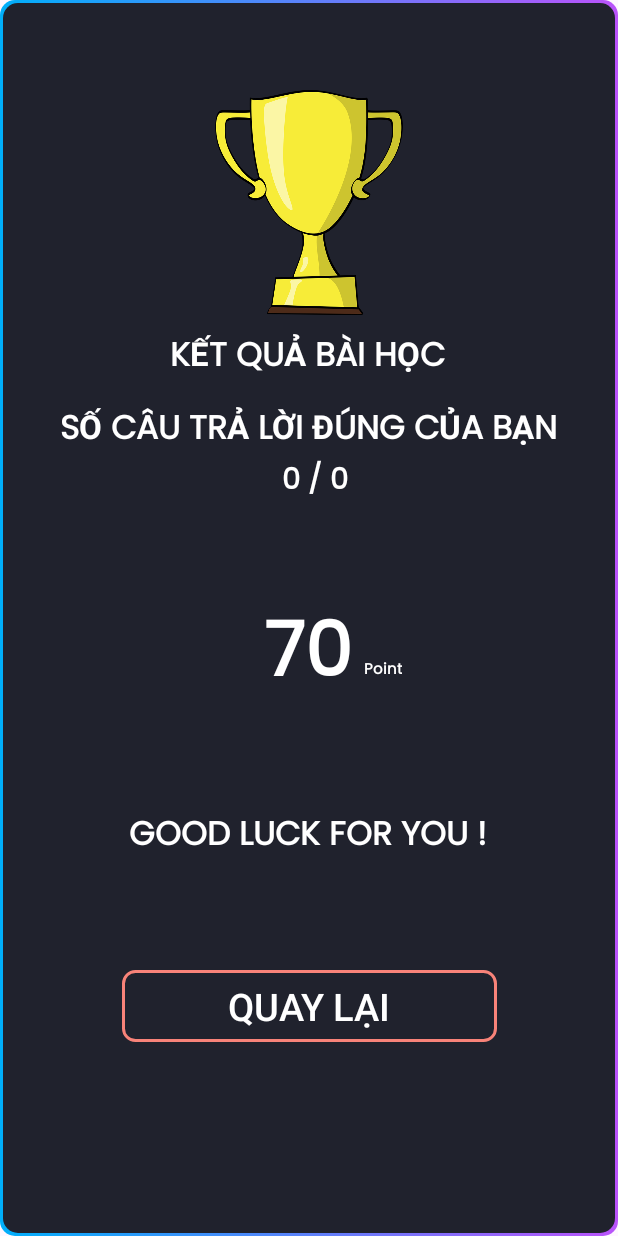
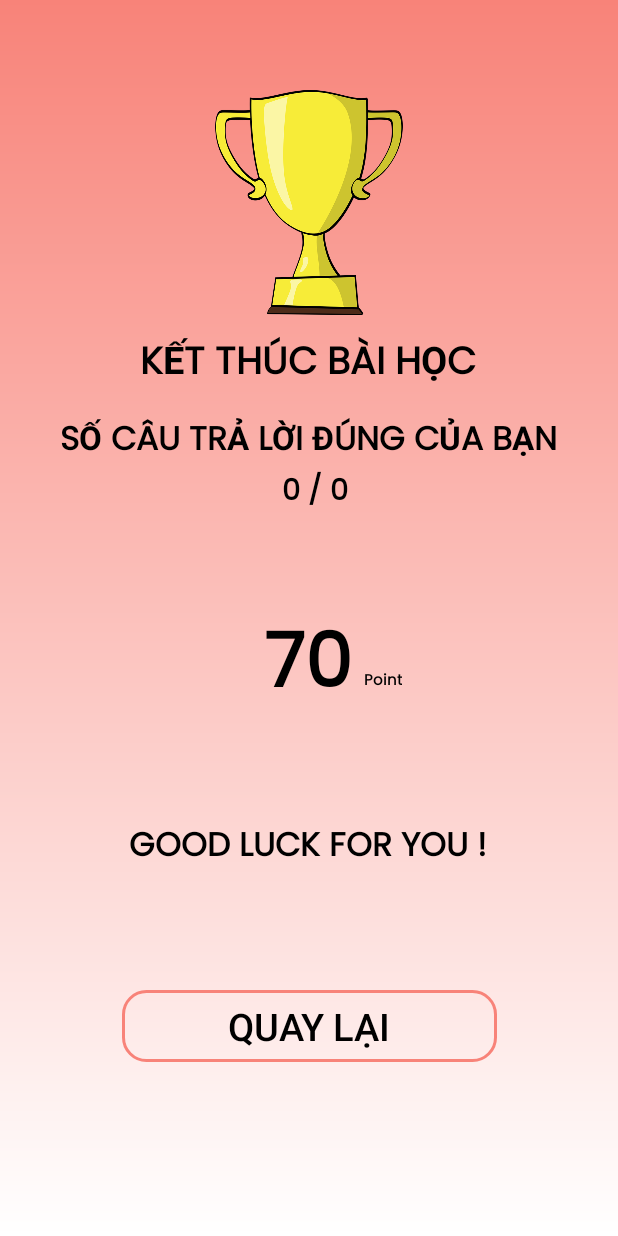
Before and after one commit to NguyenHuuPhuoc2002/EnglishForKids_MVP, an Android app: the FinishedActivity screen opened directly, with no data from a screen before it, on a phone screen of 412 x 824 dp. Run offline under Robolectric (Android 15) with nearby library versions, the phone set to English and light mode, and no system bars.

Commit message:
updated 4/12

```diff
--- a/app/src/main/AndroidManifest.xml
+++ b/app/src/main/AndroidManifest.xml
@@ -15,7 +15,7 @@
         android:theme="@style/Theme.LearnEnglish"
         tools:targetApi="31">
         <activity
-            android:name=".activity.FinishActivity"
+            android:name=".activity.FinishedActivity"
             android:exported="false" />
         <activity
             android:name=".activity.TopicActivity"
--- a/app/src/main/java/com/example/learnenglish/activity/FinishActivity.kt
+++ b/app/src/main/java/com/example/learnenglish/activity/FinishedActivity.kt
@@ -4,12 +4,11 @@ import android.annotation.SuppressLint
 import android.content.Intent
 import androidx.appcompat.app.AppCompatActivity
 import android.os.Bundle
-import android.util.Log
 import android.widget.Button
 import android.widget.TextView
 import com.example.learnenglish.R
 
-class FinishActivity : AppCompatActivity() {
+class FinishedActivity : AppCompatActivity() {
     private var totalNumberOfQuestion = 0
     private var numCorrectAnswer = 0
     private lateinit var btnBack: Button
@@ -18,7 +17,7 @@ class FinishActivity : AppCompatActivity() {
     @SuppressLint("SetTextI18n")
     override fun onCreate(savedInstanceState: Bundle?) {
         super.onCreate(savedInstanceState)
-        setContentView(R.layout.activity_finish)
+        setContentView(R.layout.activity_finished)
         val intent = intent
         totalNumberOfQuestion = intent.getIntExtra("totalNumberOfQuestion", 0)
         numCorrectAnswer = intent.getIntExtra("numCorrectAnswer", 0)
@@ -28,7 +27,7 @@ class FinishActivity : AppCompatActivity() {
         tvNumCorrect.text = numCorrectAnswer.toString()
         tvTotalNumQues.text = " / $totalNumberOfQuestion"
         btnBack.setOnClickListener {
-            startActivity(Intent(this@FinishActivity, TopicActivity::class.java))
+            startActivity(Intent(this@FinishedActivity, TopicActivity::class.java))
         }
     }
     private fun init(){
--- a/app/src/main/java/com/example/learnenglish/activity/MainActivity.kt
+++ b/app/src/main/java/com/example/learnenglish/activity/MainActivity.kt
@@ -6,10 +6,7 @@ import android.content.Intent
 import androidx.appcompat.app.AppCompatActivity
 import android.os.Bundle
 import android.os.Handler
-import android.os.Looper
-import android.util.Log
 import android.view.View
-import android.widget.Button
 import android.widget.ImageView
 import android.widget.TextView
 import android.widget.Toast
@@ -20,7 +17,6 @@ import com.example.learnenglish.presenter.TaskPresenter
 import com.example.learnenglish.repository.DBHelperRepository
 import com.example.learnenglish_demo.AnswerModel
 import com.example.learnenglish_demo.QuestionModel
-import kotlin.properties.Delegates
 
 class MainActivity : AppCompatActivity(), TaskContract.View , View.OnClickListener{
     private lateinit var presenter: TaskContract.Presenter
@@ -130,7 +126,7 @@ class MainActivity : AppCompatActivity(), TaskContract.View , View.OnClickListen
     }
 
     override fun showActivityFinished(totalNumberOfQuestion: Int, numCorrectAnswer: Int, point: Int) {
-        val intent = Intent(this, FinishActivity::class.java)
+        val intent = Intent(this, FinishedActivity::class.java)
         intent.putExtra("totalNumberOfQuestion", totalNumberOfQuestion)
         intent.putExtra("numCorrectAnswer", numCorrectAnswer)
         startActivity(intent)
--- a/app/src/main/java/com/example/learnenglish/activity/SkillActivity.kt
+++ b/app/src/main/java/com/example/learnenglish/activity/SkillActivity.kt
@@ -4,6 +4,7 @@ import android.annotation.SuppressLint
 import android.content.Intent
 import androidx.appcompat.app.AppCompatActivity
 import android.os.Bundle
+import android.widget.Toast
 import androidx.recyclerview.widget.GridLayoutManager
 import androidx.recyclerview.widget.RecyclerView
 import com.example.learnenglish.R
@@ -29,7 +30,7 @@ class SkillActivity : AppCompatActivity(){
                 if(mListHome[pos].title == "Trắc Nghiệm"){
                     startActivity(Intent(this@SkillActivity, TopicActivity::class.java))
                 }else{
-                    startActivity(Intent(this@SkillActivity, TopicActivity::class.java))
+                    Toast.makeText(this@SkillActivity, "Chưa làm !", Toast.LENGTH_SHORT).show()
                 }
             }
         })
--- a/app/src/main/java/com/example/learnenglish/adapter/TopicAdapter.kt
+++ b/app/src/main/java/com/example/learnenglish/adapter/TopicAdapter.kt
@@ -29,9 +29,9 @@ class TopicAdapter(private val mList: ArrayList<TopicModel>, private val onClick
         holder.itemView.apply {
             findViewById<TextView>(R.id.tv_title).text = mList[position].title
         }
-        Glide.with(holder.itemView.context)
-            .load(mList[position].img)
-            .into(holder.imgTitle)
+//        Glide.with(holder.itemView.context)
+//            .load(mList[position].img)
+//            .into(holder.imgTitle)
         holder.itemView.setOnClickListener {
             onClickItem.onClickListenerItemHome(position)
         }
--- a/app/src/main/java/com/example/learnenglish/presenter/TaskPresenter.kt
+++ b/app/src/main/java/com/example/learnenglish/presenter/TaskPresenter.kt
@@ -2,11 +2,9 @@ package com.example.learnenglish.presenter
 
 import android.annotation.SuppressLint
 import android.content.Context
-import android.content.Intent
 import android.os.Handler
 import android.util.Log
 import android.widget.TextView
-import com.example.learnenglish.activity.FinishActivity
 import com.example.learnenglish.activity.MainActivity
 import com.example.learnenglish.contract.TaskContract
 import com.example.learnenglish.model.TopicModel
--- a/app/src/main/res/drawable/bg_customdialog.xml
+++ b/app/src/main/res/drawable/bg_customdialog.xml
@@ -4,18 +4,10 @@
         <shape
             android:shape="rectangle">
             <gradient
-                android:startColor="#00AFFa"
-                android:endColor="#BA53FA"/>
-            <corners android:radius="10dp"/>
-        </shape>
-    </item>
-    <item android:bottom="2dp"
-        android:top="2dp"
-        android:left="2dp"
-        android:right="2dp">
-        <shape android:shape="rectangle">
-            <solid android:color="#20222D"/>
-            <corners android:radius="10dp"/>
+                android:startColor="@color/white"
+                android:endColor="@color/pink"
+                android:angle="90"/>
+            <corners android:radius="0dp"/>
         </shape>
     </item>
 </layer-list>
--- /dev/null
+++ b/app/src/main/res/drawable/ic_back.xml
@@ -0,0 +1,5 @@
+<vector android:autoMirrored="true" android:height="35dp"
+    android:tint="#000000" android:viewportHeight="24"
+    android:viewportWidth="24" android:width="35dp" xmlns:android="http://schemas.android.com/apk/res/android">
+    <path android:fillColor="@android:color/white" android:pathData="M20,11H7.83l5.59,-5.59L12,4l-8,8 8,8 1.41,-1.41L7.83,13H20v-2z"/>
+</vector>
--- a/app/src/main/res/layout/activity_finish.xml
+++ b/app/src/main/res/layout/activity_finished.xml
@@ -22,13 +22,13 @@
         android:id="@+id/txtend"
         android:layout_width="wrap_content"
         android:layout_height="wrap_content"
-        android:layout_marginTop="10dp"
+        android:layout_marginTop="12dp"
         android:gravity="center"
-        android:text="KẾT QUẢ BÀI HỌC"
+        android:text="KẾT THÚC BÀI HỌC"
         android:textStyle="bold"
         android:fontFamily="@font/poppins"
-        android:textColor="@color/white"
-        android:textSize="22dp"
+        android:textColor="@color/black"
+        android:textSize="25dp"
         app:layout_constraintEnd_toEndOf="parent"
         app:layout_constraintHorizontal_bias="0.497"
         app:layout_constraintStart_toStartOf="parent"
@@ -42,7 +42,7 @@
         android:text="SỐ CÂU TRẢ LỜI ĐÚNG CỦA BẠN"
         android:fontFamily="@font/poppins"
         android:textStyle="bold"
-        android:textColor="@color/white"
+        android:textColor="@color/black"
         android:textSize="22dp"
         app:layout_constraintEnd_toEndOf="parent"
         app:layout_constraintHorizontal_bias="0.497"
@@ -55,7 +55,7 @@
         android:gravity="center"
         android:text="10 "
         android:fontFamily="@font/poppins"
-        android:textColor="@color/white"
+        android:textColor="@color/black"
         android:textStyle="bold"
         android:textSize="19dp"
         app:layout_constraintEnd_toEndOf="parent"
@@ -70,7 +70,7 @@
         android:fontFamily="@font/poppins"
         android:gravity="center"
         android:text="/ 10"
-        android:textColor="@color/white"
+        android:textColor="@color/black"
         android:textSize="19dp"
         android:textStyle="bold"
         app:layout_constraintHorizontal_bias="0.497"
@@ -86,7 +86,7 @@
         android:text="70"
         android:fontFamily="@font/poppins"
         android:layout_marginTop="60dp"
-        android:textColor="@color/white"
+        android:textColor="@color/black"
         android:textSize="50dp"
         app:layout_constraintEnd_toEndOf="parent"
         android:textStyle="bold"
@@ -100,7 +100,7 @@
         android:fontFamily="@font/poppins"
         android:gravity="center"
         android:text="Point"
-        android:textColor="@color/white"
+        android:textColor="@color/black"
         android:layout_marginTop="17dp"
         android:layout_marginStart="8dp"
         android:textSize="10dp"
@@ -119,7 +119,7 @@
         android:fontFamily="@font/poppins"
         android:gravity="center"
         android:text="GOOD LUCK FOR YOU !"
-        android:textColor="@color/white"
+        android:textColor="@color/black"
         android:textSize="22dp"
         android:textStyle="bold"
         app:layout_constraintEnd_toEndOf="parent"
@@ -131,11 +131,11 @@
         android:id="@+id/btnchoilai"
         android:layout_width="250dp"
         android:layout_height="wrap_content"
-        android:layout_marginTop="280dp"
+        android:layout_marginTop="300dp"
         android:text="QUAY lại"
-        android:background="@drawable/pink_boder"
+        android:background="@drawable/pink_boder_answer"
         android:textSize="25dp"
-        android:textColor="@color/white"
+        android:textColor="@color/black"
         android:layout_marginBottom="20dp"
         app:layout_constraintBottom_toBottomOf="parent"
         app:layout_constraintEnd_toEndOf="parent"
--- a/app/src/main/res/values/colors.xml
+++ b/app/src/main/res/values/colors.xml
@@ -4,4 +4,5 @@
     <color name="white">#FFFFFFFF</color>
     <color name="pink">#F88379</color>
     <color name="red">#c13b34</color>
+    <color name="gray">#FAF8F8</color>
 </resources>
```
Also changed, not shown: app/src/main/java/com/example/learnenglish/activity/TopicActivity.kt (+9 -0 lines), app/src/main/res/drawable/boder_topic.xml (added, +11 -0 lines), app/src/main/res/layout/activity_skill.xml (+5 -2 lines), app/src/main/res/layout/activity_topic.xml (+19 -4 lines), app/src/main/res/layout/skill_layout.xml (+5 -5 lines), app/src/main/res/layout/topic_layout.xml (+24 -19 lines), app/src/main/assets/ENGLISHDB.db, app/src/main/res/drawable/img_2.png (added).
